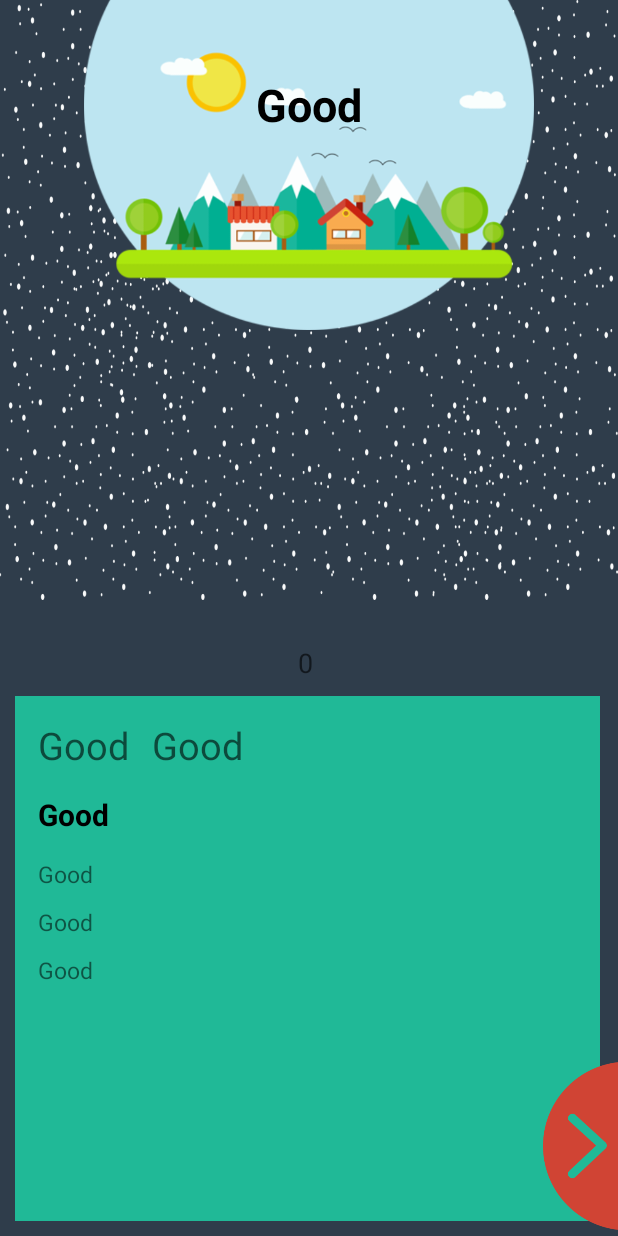
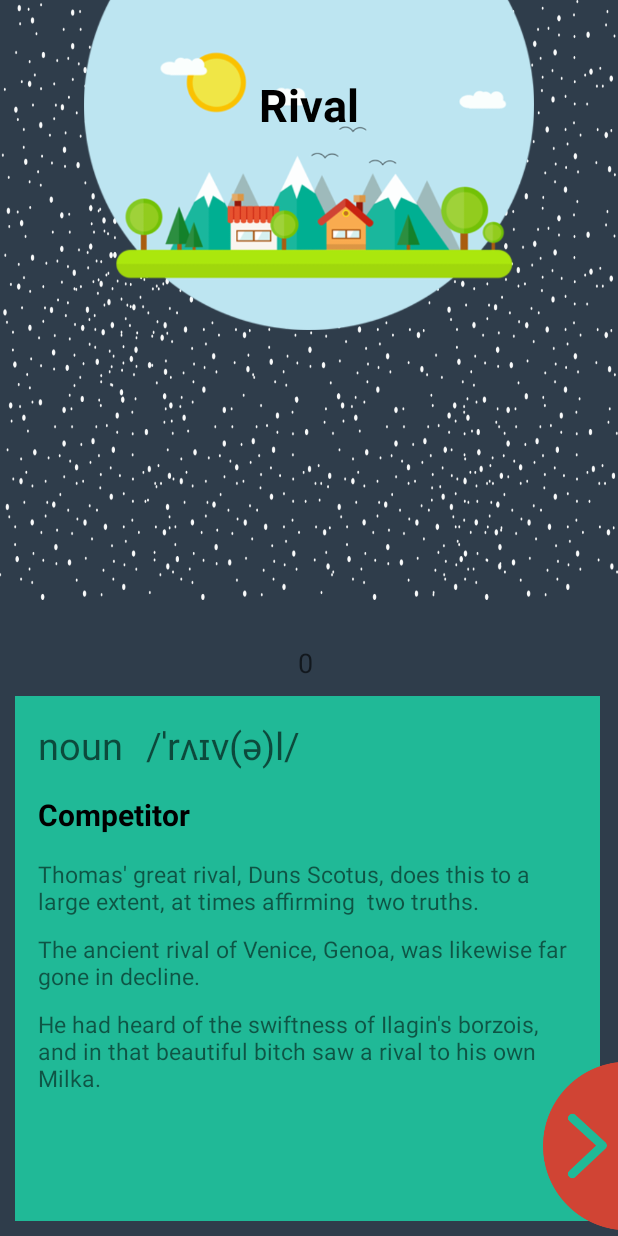
Before and after one commit to Shamsul1/VastVocabularyTest2.0, an Android app: the Train screen opened directly, with no data from a screen before it, after a tap on an icon or button, on a phone screen of 412 x 824 dp. Run offline under Robolectric (Android 15) with nearby library versions, the phone set to English and light mode, and no system bars.

Commit message:
landscape and word's changes according to level

```diff
--- a/app/src/main/java/com/example/shamsulkarim/vastvocabulary/MainActivity.java
+++ b/app/src/main/java/com/example/shamsulkarim/vastvocabulary/MainActivity.java
@@ -1,6 +1,8 @@
 package com.example.shamsulkarim.vastvocabulary;
 
+import android.content.Context;
 import android.content.Intent;
+import android.content.SharedPreferences;
 import android.graphics.Color;
 import android.support.v7.app.AppCompatActivity;
 import android.os.Bundle;
@@ -20,7 +22,29 @@ public class MainActivity extends AppCompatActivity {
     }
     public void onStartTrainingActivity(View view){
         Intent intent = new Intent(this,StartTrainingActivity.class);
-        this.startActivity(intent);
+        SharedPreferences sp = this.getSharedPreferences("com.example.shamsulkarim.vocabulary", Context.MODE_PRIVATE);
+        sp.edit().putString("Hello","hello").apply();
+
+        if(view.getId() == R.id.beginner){
+            sp.edit().putString("level","beginner").apply();
+            this.startActivity(intent);
+
+
+        }
+        if(view.getId() == R.id.intermediate){
+            sp.edit().putString("level","intermediate").apply();
+            this.startActivity(intent);
+
+
+        }
+        if(view.getId() == R.id.advanced){
+            sp.edit().putString("level","advanced").apply();
+            this.startActivity(intent);
+
+
+        }
+
+
     }
 
 
--- a/app/src/main/java/com/example/shamsulkarim/vastvocabulary/StartTrainingActivity.java
+++ b/app/src/main/java/com/example/shamsulkarim/vastvocabulary/StartTrainingActivity.java
@@ -1,21 +1,43 @@
 package com.example.shamsulkarim.vastvocabulary;
 
+import android.content.Context;
 import android.content.Intent;
+import android.content.SharedPreferences;
 import android.support.v7.app.AppCompatActivity;
 import android.os.Bundle;
 import android.view.View;
+import android.widget.ImageView;
+import android.widget.Toast;
 
 public class StartTrainingActivity extends AppCompatActivity {
 
+    ImageView start_training_land;
     @Override
     protected void onCreate(Bundle savedInstanceState) {
         super.onCreate(savedInstanceState);
         setContentView(R.layout.activity_start_training);
+        start_training_land = (ImageView)findViewById(R.id.start_training_land);
+        SharedPreferences sp = this.getSharedPreferences("com.example.shamsulkarim.vocabulary", Context.MODE_PRIVATE);
+        String level = sp.getString("level","");
+        Toast.makeText(this,level,Toast.LENGTH_SHORT).show();
+
+        if(level == "beginner"){
+            start_training_land.setImageResource(R.drawable.beginner_ful_land2);
+        }
+        if(level == "intermediate"){
+            start_training_land.setImageResource(R.drawable.intermediate_full_land);
+        }
+        if(level == "advanced"){
+            start_training_land.setImageResource(R.drawable.advance_full_landscape);
+        }
+
+
     }
 
 
     public void onStartTraining(View view){
 
+
         Intent intent = new Intent(this, Train.class);
         this.startActivity(intent);
     }
--- a/app/src/main/java/com/example/shamsulkarim/vastvocabulary/Train.java
+++ b/app/src/main/java/com/example/shamsulkarim/vastvocabulary/Train.java
@@ -17,6 +17,7 @@ import java.util.List;
 
 public class Train extends AppCompatActivity {
 
+
     RelativeLayout translation_layout,button1,button2,button3,button4;
     List<Word> fiveWords, learnedWords, buttonQuestion, words, wordForQuestions;
     String[] sendWord = new String[5];
@@ -26,7 +27,7 @@ public class Train extends AppCompatActivity {
     String[] wordArray, translationArray,sendWords,grammarArray,pronunArray,example1array,example2Array,example3Array;
     TextView wordView, translationView, countView,grammarView,pronunView,exampleView1,exampleView2,exampleView3;
     TextView answer1, answer2, answer3, answer4;
-    ImageView next, fakeNext;
+    ImageView next, fakeNext,train_land;
     int id = 0;
     int ia = 0;
     int question = 4;
@@ -77,7 +78,7 @@ public class Train extends AppCompatActivity {
         if (fiveWords.get(fiveWords.size() - 1).getCount() == 2) {
             addLearnedWordsToSend();
             Intent intent = new Intent(this, DisplayLearningScore.class);
-            intent.putExtra("words", sendWord).putExtra("translation",sendTranslation).putExtra("wordCount", wordCounter).putExtra("Level",level);
+            intent.putExtra("words", sendWord).putExtra("translation",sendTranslation).putExtra("wordCount", wordCounter).putExtra("level",level);
             this.startActivity(intent);
 
         }
@@ -353,6 +354,8 @@ public class Train extends AppCompatActivity {
         answer4 = (TextView) findViewById(R.id.answer4);
 
         next = (ImageView) findViewById(R.id.next);
+        train_land = (ImageView)findViewById(R.id.train_land);
+
 
         button1.setVisibility(View.INVISIBLE);
         button2.setVisibility(View.INVISIBLE);
@@ -376,14 +379,47 @@ public class Train extends AppCompatActivity {
     }
 
     private void gettingResources() {
+        SharedPreferences sp = this.getSharedPreferences("com.example.shamsulkarim.vocabulary", Context.MODE_PRIVATE);
+        String level = sp.getString("level","beginner");
 
-        wordArray = getResources().getStringArray(R.array.words);
-        translationArray = getResources().getStringArray(R.array.translation);
-        grammarArray =  getResources().getStringArray(R.array.grammar);
-        pronunArray =  getResources().getStringArray(R.array.pronunciation);
-        example1array = getResources().getStringArray(R.array.example1);
-        example2Array = getResources().getStringArray(R.array.example2);
-        example3Array = getResources().getStringArray(R.array.example3);
+        if(level == "beginner"){
+
+            train_land.setImageResource(R.drawable.beginner_ful_land2);
+            wordArray = getResources().getStringArray(R.array.beginner_words);
+            translationArray = getResources().getStringArray(R.array.beginner_translation);
+            grammarArray =  getResources().getStringArray(R.array.beginner_grammar);
+            pronunArray =  getResources().getStringArray(R.array.beginner_pronunciation);
+            example1array = getResources().getStringArray(R.array.beginner_example1);
+            example2Array = getResources().getStringArray(R.array.beginner_example2);
+            example3Array = getResources().getStringArray(R.array.beginner_example3);
+
+        }
+        if(level == "intermediate"){
+
+            train_land.setImageResource(R.drawable.intermediate_full_land);
+            wordArray = getResources().getStringArray(R.array.intermediate_words);
+            translationArray = getResources().getStringArray(R.array.intermediate_translation);
+            grammarArray =  getResources().getStringArray(R.array.intermediate_grammar);
+            pronunArray =  getResources().getStringArray(R.array.intermediate_pronunciation);
+            example1array = getResources().getStringArray(R.array.intermediate_example1);
+            example2Array = getResources().getStringArray(R.array.intermediate_example2);
+            example3Array = getResources().getStringArray(R.array.intermediate_example3);
+
+        }
+        if(level == "advanced"){
+
+            train_land.setImageResource(R.drawable.advance_full_landscape);
+            wordArray = getResources().getStringArray(R.array.advanced_words);
+            translationArray = getResources().getStringArray(R.array.advanced_translation);
+            grammarArray =  getResources().getStringArray(R.array.advanced_grammar);
+            pronunArray =  getResources().getStringArray(R.array.advanced_pronunciation);
+            example1array = getResources().getStringArray(R.array.advanced_example1);
+            example2Array = getResources().getStringArray(R.array.advanced_example2);
+            example3Array = getResources().getStringArray(R.array.advanced_example3);
+
+        }
+
+
 
 
 
--- a/app/src/main/res/layout/activity_start_training.xml
+++ b/app/src/main/res/layout/activity_start_training.xml
@@ -8,6 +8,7 @@
     tools:context="com.example.shamsulkarim.vastvocabulary.StartTrainingActivity">
 
     <ImageView
+        android:id="@+id/start_training_land"
         android:padding="20dp"
         android:layout_width="wrap_content"
         android:layout_height="400dp"
--- a/app/src/main/res/layout/activity_train.xml
+++ b/app/src/main/res/layout/activity_train.xml
@@ -23,6 +23,7 @@
         android:layout_height="300dp">
 
         <ImageView
+            android:id="@+id/train_land"
             android:layout_width="match_parent"
             android:layout_height="match_parent"
             android:src="@drawable/beginner_ful_land2"
--- a/app/src/main/res/layout/home_fragment.xml
+++ b/app/src/main/res/layout/home_fragment.xml
@@ -5,13 +5,13 @@
 
     <RelativeLayout
         android:background="#2f3d4b"
-        android:id="@+id/advanced"
+        android:id="@+id/advanced_layout"
         android:layout_width="match_parent"
         android:layout_height="0dp"
         android:layout_weight="1"
         >
         <ImageView
-
+            android:id="@+id/advanced"
             android:layout_width="match_parent"
             android:layout_height="50dp"
             android:layout_centerVertical="true"
@@ -48,13 +48,14 @@
 
     <RelativeLayout
         android:background="#314150"
-        android:id="@+id/intermediate"
+        android:id="@+id/intermediate_layout"
         android:layout_width="match_parent"
         android:layout_height="0dp"
         android:layout_weight="1"
         >
 
         <ImageView
+            android:id="@+id/intermediate"
             android:layout_width="match_parent"
             android:layout_height="50dp"
             android:layout_centerVertical="true"
@@ -89,12 +90,13 @@
 
     <RelativeLayout
         android:background="#34495e"
-        android:id="@+id/beginner"
+        android:id="@+id/beginner_layout"
         android:layout_width="match_parent"
         android:layout_height="0dp"
         android:layout_weight="1"
         >
         <ImageView
+            android:id="@+id/beginner"
             android:layout_width="match_parent"
             android:layout_height="50dp"
             android:layout_centerVertical="true"
--- /dev/null
+++ b/app/src/main/res/values/advanced_words.xml
@@ -0,0 +1,111 @@
+<?xml version="1.0" encoding="utf-8"?>
+<resources>
+    <string-array name="advanced_words">
+        <item>"Frank"</item>
+        <item>"Good"</item>
+        <item>"Stop"</item>
+        <item>"Care"</item>
+        <item>"Like"</item>
+        <item>"Love"</item>
+        <item>"Don"</item>
+        <item>"Laough"</item>
+        <item>"Busy"</item>
+        <item>"Work"</item>
+        <item>"Hot"</item>
+        <item>"Bot"</item>
+    </string-array>
+
+    <string-array name="advanced_translation">
+        <item>"Honest"</item>
+        <item>"Good"</item>
+        <item>"Stop"</item>
+        <item>"Care"</item>
+        <item>"Like"</item>
+        <item>"Love"</item>
+        <item>"Don"</item>
+        <item>"Laough"</item>
+        <item>"Busy"</item>
+        <item>"Work"</item>
+        <item>"Hot"</item>
+        <item>"Bot"</item>
+    </string-array>
+
+    <string-array name="advanced_grammar">
+        <item>"adjective"</item>
+        <item>"Good"</item>
+        <item>"Stop"</item>
+        <item>"Care"</item>
+        <item>"Like"</item>
+        <item>"Love"</item>
+        <item>"Don"</item>
+        <item>"Laough"</item>
+        <item>"Busy"</item>
+        <item>"Work"</item>
+        <item>"Hot"</item>
+        <item>"Bot"</item>
+    </string-array>
+
+    <string-array name="advanced_pronunciation">
+        <item>"/fraŋk/"</item>
+        <item>"Good"</item>
+        <item>"Stop"</item>
+        <item>"Care"</item>
+        <item>"Like"</item>
+        <item>"Love"</item>
+        <item>"Don"</item>
+        <item>"Laough"</item>
+        <item>"Busy"</item>
+        <item>"Work"</item>
+        <item>"Hot"</item>
+        <item>"Bot"</item>
+    </string-array>
+
+    <string-array name="advanced_example1">
+        <item>"I will be frank with you."</item>
+        <item>"Good"</item>
+        <item>"Stop"</item>
+        <item>"Care"</item>
+        <item>"Like"</item>
+        <item>"Love"</item>
+        <item>"Don"</item>
+        <item>"Laough"</item>
+        <item>"Busy"</item>
+        <item>"Work"</item>
+        <item>"Hot"</item>
+        <item>"Bot"</item>
+    </string-array>
+
+    <string-array name="advanced_example2">
+        <item>"frank and open-hearted."</item>
+        <item>"Good"</item>
+        <item>"Stop"</item>
+        <item>"Care"</item>
+        <item>"Like"</item>
+        <item>"Love"</item>
+        <item>"Don"</item>
+        <item>"Laough"</item>
+        <item>"Busy"</item>
+        <item>"Work"</item>
+        <item>"Hot"</item>
+        <item>"Bot"</item>
+    </string-array>
+
+    <string-array name="advanced_example3">
+        <item>"Yet this young man's frank appraisal was none of those."</item>
+        <item>"Good"</item>
+        <item>"Stop"</item>
+        <item>"Care"</item>
+        <item>"Like"</item>
+        <item>"Love"</item>
+        <item>"Don"</item>
+        <item>"Laough"</item>
+        <item>"Busy"</item>
+        <item>"Work"</item>
+        <item>"Hot"</item>
+        <item>"Bot"</item>
+    </string-array>
+
+
+
+
+</resources>
--- /dev/null
+++ b/app/src/main/res/values/beginner_words.xml
@@ -0,0 +1,111 @@
+<?xml version="1.0" encoding="utf-8"?>
+<resources>
+
+
+    <string-array name="beginner_words">
+        <item>"Frank"</item>
+        <item>"Rival"</item>
+        <item>"Commence"</item>
+        <item>"Unruly"</item>
+        <item>"Vicious"</item>
+        <item>"Love"</item>
+        <item>"Don"</item>
+        <item>"Laough"</item>
+        <item>"Busy"</item>
+        <item>"Work"</item>
+        <item>"Hot"</item>
+        <item>"Bot"</item>
+    </string-array>
+
+    <string-array name="beginner_translation">
+        <item>"Honest"</item>
+        <item>"Competitor"</item>
+        <item>"start"</item>
+        <item>"Hard to rule or control"</item>
+        <item>"evil"</item>
+        <item>"Love"</item>
+        <item>"Don"</item>
+        <item>"Laough"</item>
+        <item>"Busy"</item>
+        <item>"Work"</item>
+        <item>"Hot"</item>
+        <item>"Bot"</item>
+    </string-array>
+
+    <string-array name="beginner_grammar">
+        <item>"adjective"</item>
+        <item>"noun"</item>
+        <item>"verb"</item>
+        <item>"adjective"</item>
+        <item>"adjective"</item>
+        <item>"Love"</item>
+        <item>"Don"</item>
+        <item>"Laough"</item>
+        <item>"Busy"</item>
+        <item>"Work"</item>
+        <item>"Hot"</item>
+        <item>"Bot"</item>
+    </string-array>
+
+    <string-array name="beginner_pronunciation">
+        <item>"/fraŋk/"</item>
+        <item>"/ˈrʌɪv(ə)l/"</item>
+        <item>"/kəˈmɛns/"</item>
+        <item>"/ʌnˈruːli/"</item>
+        <item>"/ˈvɪʃəs/"</item>
+        <item>"Love"</item>
+        <item>"Don"</item>
+        <item>"Laough"</item>
+        <item>"Busy"</item>
+        <item>"Work"</item>
+        <item>"Hot"</item>
+        <item>"Bot"</item>
+    </string-array>
+
+    <string-array name="beginner_example1">
+        <item>"I will be frank with you."</item>
+        <item>"Thomas' great rival, Duns Scotus, does this to a large extent, at times affirming " two truths.""</item>
+        <item>"Aphides are born, as a rule, alive, and the young soon commence to reproduce again."</item>
+        <item>"One face stood out, a shock of unruly red hair waving in the wind."</item>
+        <item>"She thinks she is some kind of vicious animal."</item>
+        <item>"Love"</item>
+        <item>"Don"</item>
+        <item>"Laough"</item>
+        <item>"Busy"</item>
+        <item>"Work"</item>
+        <item>"Hot"</item>
+        <item>"Bot"</item>
+    </string-array>
+
+    <string-array name="beginner_example2">
+        <item>"frank and open-hearted."</item>
+        <item>"The ancient rival of Venice, Genoa, was likewise far gone in decline."</item>
+        <item>"Aphides are born, as a rule, alive, and the young soon commence to reproduce again."</item>
+        <item>"Adults are bad enough, but when they bring their unruly offspring, it's unbearable."</item>
+        <item>"Subsequently this vicious principle was extended still further."</item>
+        <item>"Love"</item>
+        <item>"Don"</item>
+        <item>"Laough"</item>
+        <item>"Busy"</item>
+        <item>"Work"</item>
+        <item>"Hot"</item>
+        <item>"Bot"</item>
+    </string-array>
+
+    <string-array name="beginner_example3">
+        <item>"Yet this young man's frank appraisal was none of those."</item>
+        <item>"He had heard of the swiftness of Ilagin's borzois, and in that beautiful bitch saw a rival to his own Milka."</item>
+        <item>"2 was ordered to fall back to the Hindenburg line, and to commence the move that same evening."</item>
+        <item>"And yet, like an unruly child, she had rebelled, causing him endless worry and stress."</item>
+        <item>"It is a vicious circle from which we must break a way out."</item>
+        <item>"Love"</item>
+        <item>"Don"</item>
+        <item>"Laough"</item>
+        <item>"Busy"</item>
+        <item>"Work"</item>
+        <item>"Hot"</item>
+        <item>"Bot"</item>
+    </string-array>
+
+
+</resources>
--- /dev/null
+++ b/app/src/main/res/values/intermediate_words.xml
@@ -0,0 +1,120 @@
+<?xml version="1.0" encoding="utf-8"?>
+<resources>
+
+    <string-array name="intermediate_words">
+        <item>"Frank"</item>
+        <item>"Good"</item>
+        <item>"Stop"</item>
+        <item>"Care"</item>
+        <item>"Like"</item>
+        <item>"Love"</item>
+        <item>"Don"</item>
+        <item>"Laough"</item>
+        <item>"Busy"</item>
+        <item>"Work"</item>
+        <item>"Hot"</item>
+        <item>"Bot"</item>
+    </string-array>
+
+    <string-array name="intermediate_translation">
+        <item>"Honest"</item>
+        <item>"Good"</item>
+        <item>"Stop"</item>
+        <item>"Care"</item>
+        <item>"Like"</item>
+        <item>"Love"</item>
+        <item>"Don"</item>
+        <item>"Laough"</item>
+        <item>"Busy"</item>
+        <item>"Work"</item>
+        <item>"Hot"</item>
+        <item>"Bot"</item>
+    </string-array>
+
+    <string-array name="intermediate_grammar">
+        <item>"adjective"</item>
+        <item>"Good"</item>
+        <item>"Stop"</item>
+        <item>"Care"</item>
+        <item>"Like"</item>
+        <item>"Love"</item>
+        <item>"Don"</item>
+        <item>"Laough"</item>
+        <item>"Busy"</item>
+        <item>"Work"</item>
+        <item>"Hot"</item>
+        <item>"Bot"</item>
+    </string-array>
+
+    <string-array name="intermediate_pronunciation">
+        <item>"/fraŋk/"</item>
+        <item>"Good"</item>
+        <item>"Stop"</item>
+        <item>"Care"</item>
+        <item>"Like"</item>
+        <item>"Love"</item>
+        <item>"Don"</item>
+        <item>"Laough"</item>
+        <item>"Busy"</item>
+        <item>"Work"</item>
+        <item>"Hot"</item>
+        <item>"Bot"</item>
+    </string-array>
+
+    <string-array name="intermediate_example1">
+        <item>"I will be frank with you."</item>
+        <item>"Good"</item>
+        <item>"Stop"</item>
+        <item>"Care"</item>
+        <item>"Like"</item>
+        <item>"Love"</item>
+        <item>"Don"</item>
+        <item>"Laough"</item>
+        <item>"Busy"</item>
+        <item>"Work"</item>
+        <item>"Hot"</item>
+        <item>"Bot"</item>
+    </string-array>
+
+    <string-array name="intermediate_example2">
+        <item>"frank and open-hearted."</item>
+        <item>"Good"</item>
+        <item>"Stop"</item>
+        <item>"Care"</item>
+        <item>"Like"</item>
+        <item>"Love"</item>
+        <item>"Don"</item>
+        <item>"Laough"</item>
+        <item>"Busy"</item>
+        <item>"Work"</item>
+        <item>"Hot"</item>
+        <item>"Bot"</item>
+    </string-array>
+
+    <string-array name="intermediate_example3">
+        <item>"Yet this young man's frank appraisal was none of those."</item>
+        <item>"Good"</item>
+        <item>"Stop"</item>
+        <item>"Care"</item>
+        <item>"Like"</item>
+        <item>"Love"</item>
+        <item>"Don"</item>
+        <item>"Laough"</item>
+        <item>"Busy"</item>
+        <item>"Work"</item>
+        <item>"Hot"</item>
+        <item>"Bot"</item>
+    </string-array>
+
+
+
+
+
+
+
+
+
+
+
+
+</resources>
--- a/app/src/main/res/values/strings.xml
+++ b/app/src/main/res/values/strings.xml
@@ -1,134 +1,4 @@
 <resources>
     <string name="app_name">Vast Vocabulary</string>
 
-    <string-array name="words">
-        <item>"Frank"</item>
-        <item>"Good"</item>
-        <item>"Stop"</item>
-        <item>"Care"</item>
-        <item>"Like"</item>
-        <item>"Love"</item>
-        <item>"Don"</item>
-        <item>"Laough"</item>
-        <item>"Busy"</item>
-        <item>"Work"</item>
-        <item>"Hot"</item>
-        <item>"Bot"</item>
-    </string-array>
-
-    <string-array name="translation">
-        <item>"Honest"</item>
-        <item>"Good"</item>
-        <item>"Stop"</item>
-        <item>"Care"</item>
-        <item>"Like"</item>
-        <item>"Love"</item>
-        <item>"Don"</item>
-        <item>"Laough"</item>
-        <item>"Busy"</item>
-        <item>"Work"</item>
-        <item>"Hot"</item>
-        <item>"Bot"</item>
-    </string-array>
-
-    <string-array name="grammar">
-        <item>"adjective"</item>
-        <item>"Good"</item>
-        <item>"Stop"</item>
-        <item>"Care"</item>
-        <item>"Like"</item>
-        <item>"Love"</item>
-        <item>"Don"</item>
-        <item>"Laough"</item>
-        <item>"Busy"</item>
-        <item>"Work"</item>
-        <item>"Hot"</item>
-        <item>"Bot"</item>
-    </string-array>
-
-    <string-array name="pronunciation">
-        <item>"/fraŋk/"</item>
-        <item>"Good"</item>
-        <item>"Stop"</item>
-        <item>"Care"</item>
-        <item>"Like"</item>
-        <item>"Love"</item>
-        <item>"Don"</item>
-        <item>"Laough"</item>
-        <item>"Busy"</item>
-        <item>"Work"</item>
-        <item>"Hot"</item>
-        <item>"Bot"</item>
-    </string-array>
-
-    <string-array name="example1">
-        <item>"I will be frank with you."</item>
-        <item>"Good"</item>
-        <item>"Stop"</item>
-        <item>"Care"</item>
-        <item>"Like"</item>
-        <item>"Love"</item>
-        <item>"Don"</item>
-        <item>"Laough"</item>
-        <item>"Busy"</item>
-        <item>"Work"</item>
-        <item>"Hot"</item>
-        <item>"Bot"</item>
-    </string-array>
-
-    <string-array name="example2">
-        <item>"frank and open-hearted."</item>
-        <item>"Good"</item>
-        <item>"Stop"</item>
-        <item>"Care"</item>
-        <item>"Like"</item>
-        <item>"Love"</item>
-        <item>"Don"</item>
-        <item>"Laough"</item>
-        <item>"Busy"</item>
-        <item>"Work"</item>
-        <item>"Hot"</item>
-        <item>"Bot"</item>
-    </string-array>
-
-    <string-array name="example3">
-        <item>"Yet this young man's frank appraisal was none of those."</item>
-        <item>"Good"</item>
-        <item>"Stop"</item>
-        <item>"Care"</item>
-        <item>"Like"</item>
-        <item>"Love"</item>
-        <item>"Don"</item>
-        <item>"Laough"</item>
-        <item>"Busy"</item>
-        <item>"Work"</item>
-        <item>"Hot"</item>
-        <item>"Bot"</item>
-    </string-array>
-
-    <string-array name="pre_intermediate_words">
-        <item>Cool</item>
-        <item>Wool</item>
-        <item>fool</item>
-        <item>pool</item>
-        <item>tool</item>
-        <item>Mood</item>
-        <item>Boot</item>
-        <item>Hood</item>
-        <item>Could</item>
-        <item>Put</item>
-    </string-array>
-
-    <string-array name="pre_intermediate_translation">
-        <item>Cool</item>
-        <item>Wool</item>
-        <item>fool</item>
-        <item>pool</item>
-        <item>tool</item>
-        <item>Mood</item>
-        <item>Boot</item>
-        <item>Hood</item>
-        <item>Could</item>
-        <item>Put</item>
-    </string-array>
 </resources>
```
